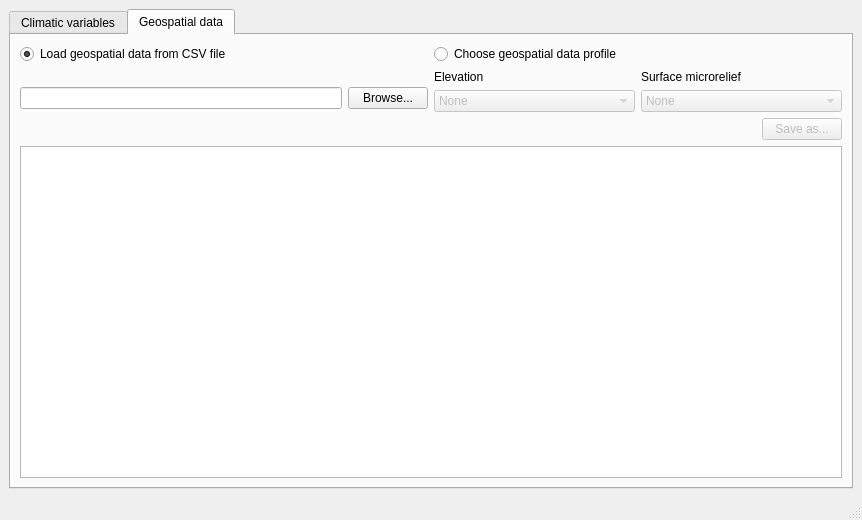
Before: the Qt Designer form mainwindow.ui in czertyaka/gaussian_dispersal, drawn with Qt 5.
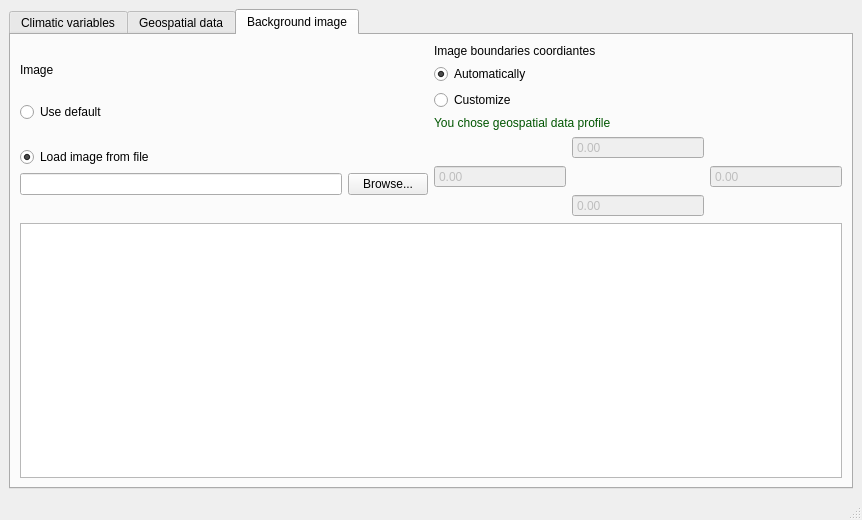
After: the same form once the commit is applied.

Commit message: GUI: background image tab

```diff
--- a/mainwindow.ui
+++ b/mainwindow.ui
@@ -21,7 +21,7 @@
        <bool>true</bool>
       </property>
       <property name="currentIndex">
-       <number>1</number>
+       <number>2</number>
       </property>
       <widget class="QWidget" name="tab">
        <attribute name="title">
@@ -351,6 +351,256 @@
         </item>
        </layout>
       </widget>
+      <widget class="QWidget" name="tab_3">
+       <attribute name="title">
+        <string>Background image</string>
+       </attribute>
+       <layout class="QVBoxLayout" name="verticalLayout_7">
+        <item>
+         <layout class="QHBoxLayout" name="horizontalLayout_4">
+          <item>
+           <layout class="QVBoxLayout" name="verticalLayout_6">
+            <item>
+             <widget class="QLabel" name="label_5">
+              <property name="sizePolicy">
+               <sizepolicy hsizetype="Preferred" vsizetype="Maximum">
+                <horstretch>0</horstretch>
+                <verstretch>0</verstretch>
+               </sizepolicy>
+              </property>
+              <property name="text">
+               <string>Image</string>
+              </property>
+             </widget>
+            </item>
+            <item>
+             <widget class="QRadioButton" name="radioButton_7">
+              <property name="sizePolicy">
+               <sizepolicy hsizetype="Minimum" vsizetype="Maximum">
+                <horstretch>0</horstretch>
+                <verstretch>0</verstretch>
+               </sizepolicy>
+              </property>
+              <property name="text">
+               <string>Use default</string>
+              </property>
+              <attribute name="buttonGroup">
+               <string notr="true">buttonGroup</string>
+              </attribute>
+             </widget>
+            </item>
+            <item>
+             <layout class="QVBoxLayout" name="verticalLayout_5">
+              <item>
+               <widget class="QRadioButton" name="radioButton_8">
+                <property name="enabled">
+                 <bool>true</bool>
+                </property>
+                <property name="sizePolicy">
+                 <sizepolicy hsizetype="Minimum" vsizetype="Maximum">
+                  <horstretch>0</horstretch>
+                  <verstretch>0</verstretch>
+                 </sizepolicy>
+                </property>
+                <property name="text">
+                 <string>Load image from file</string>
+                </property>
+                <property name="checked">
+                 <bool>true</bool>
+                </property>
+                <attribute name="buttonGroup">
+                 <string notr="true">buttonGroup</string>
+                </attribute>
+               </widget>
+              </item>
+              <item>
+               <layout class="QHBoxLayout" name="horizontalLayout_3">
+                <item>
+                 <widget class="QLineEdit" name="lineEdit_3">
+                  <property name="sizePolicy">
+                   <sizepolicy hsizetype="Minimum" vsizetype="Fixed">
+                    <horstretch>60</horstretch>
+                    <verstretch>0</verstretch>
+                   </sizepolicy>
+                  </property>
+                 </widget>
+                </item>
+                <item>
+                 <widget class="QPushButton" name="pushButton_5">
+                  <property name="sizePolicy">
+                   <sizepolicy hsizetype="Fixed" vsizetype="Fixed">
+                    <horstretch>60</horstretch>
+                    <verstretch>0</verstretch>
+                   </sizepolicy>
+                  </property>
+                  <property name="text">
+                   <string>Browse...</string>
+                  </property>
+                 </widget>
+                </item>
+               </layout>
+              </item>
+             </layout>
+            </item>
+           </layout>
+          </item>
+          <item>
+           <layout class="QVBoxLayout" name="verticalLayout_3">
+            <item>
+             <widget class="QLabel" name="label_4">
+              <property name="text">
+               <string>Image boundaries coordiantes</string>
+              </property>
+             </widget>
+            </item>
+            <item>
+             <widget class="QRadioButton" name="radioButton_6">
+              <property name="text">
+               <string>Automatically</string>
+              </property>
+              <property name="checked">
+               <bool>true</bool>
+              </property>
+              <attribute name="buttonGroup">
+               <string notr="true">buttonGroup_2</string>
+              </attribute>
+             </widget>
+            </item>
+            <item>
+             <layout class="QVBoxLayout" name="verticalLayout_4">
+              <item>
+               <widget class="QRadioButton" name="radioButton_5">
+                <property name="text">
+                 <string>Customize</string>
+                </property>
+                <attribute name="buttonGroup">
+                 <string notr="true">buttonGroup_2</string>
+                </attribute>
+               </widget>
+              </item>
+              <item>
+               <widget class="QLabel" name="label_3">
+                <property name="enabled">
+                 <bool>true</bool>
+                </property>
+                <property name="text">
+                 <string>&lt;html&gt;&lt;head/&gt;&lt;body&gt;&lt;p&gt;&lt;span style=&quot; color:#005500;&quot;&gt;You chose geospatial data profile&lt;/span&gt;&lt;/p&gt;&lt;/body&gt;&lt;/html&gt;</string>
+                </property>
+                <property name="textFormat">
+                 <enum>Qt::RichText</enum>
+                </property>
+               </widget>
+              </item>
+              <item>
+               <layout class="QGridLayout" name="gridLayout_9">
+                <item row="1" column="0">
+                 <widget class="QDoubleSpinBox" name="doubleSpinBox_2">
+                  <property name="enabled">
+                   <bool>false</bool>
+                  </property>
+                  <property name="sizePolicy">
+                   <sizepolicy hsizetype="Preferred" vsizetype="Fixed">
+                    <horstretch>0</horstretch>
+                    <verstretch>0</verstretch>
+                   </sizepolicy>
+                  </property>
+                  <property name="frame">
+                   <bool>true</bool>
+                  </property>
+                  <property name="buttonSymbols">
+                   <enum>QAbstractSpinBox::NoButtons</enum>
+                  </property>
+                  <property name="specialValueText">
+                   <string/>
+                  </property>
+                 </widget>
+                </item>
+                <item row="0" column="1">
+                 <widget class="QDoubleSpinBox" name="doubleSpinBox">
+                  <property name="enabled">
+                   <bool>false</bool>
+                  </property>
+                  <property name="sizePolicy">
+                   <sizepolicy hsizetype="Preferred" vsizetype="Fixed">
+                    <horstretch>0</horstretch>
+                    <verstretch>0</verstretch>
+                   </sizepolicy>
+                  </property>
+                  <property name="frame">
+                   <bool>true</bool>
+                  </property>
+                  <property name="buttonSymbols">
+                   <enum>QAbstractSpinBox::NoButtons</enum>
+                  </property>
+                  <property name="specialValueText">
+                   <string/>
+                  </property>
+                 </widget>
+                </item>
+                <item row="1" column="2">
+                 <widget class="QDoubleSpinBox" name="doubleSpinBox_3">
+                  <property name="enabled">
+                   <bool>false</bool>
+                  </property>
+                  <property name="sizePolicy">
+                   <sizepolicy hsizetype="Preferred" vsizetype="Fixed">
+                    <horstretch>0</horstretch>
+                    <verstretch>0</verstretch>
+                   </sizepolicy>
+                  </property>
+                  <property name="frame">
+                   <bool>true</bool>
+                  </property>
+                  <property name="buttonSymbols">
+                   <enum>QAbstractSpinBox::NoButtons</enum>
+                  </property>
+                  <property name="specialValueText">
+                   <string/>
+                  </property>
+                 </widget>
+                </item>
+                <item row="2" column="1">
+                 <widget class="QDoubleSpinBox" name="doubleSpinBox_4">
+                  <property name="enabled">
+                   <bool>false</bool>
+                  </property>
+                  <property name="sizePolicy">
+                   <sizepolicy hsizetype="Preferred" vsizetype="Fixed">
+                    <horstretch>0</horstretch>
+                    <verstretch>0</verstretch>
+                   </sizepolicy>
+                  </property>
+                  <property name="frame">
+                   <bool>true</bool>
+                  </property>
+                  <property name="buttonSymbols">
+                   <enum>QAbstractSpinBox::NoButtons</enum>
+                  </property>
+                  <property name="specialValueText">
+                   <string/>
+                  </property>
+                 </widget>
+                </item>
+               </layout>
+              </item>
+             </layout>
+            </item>
+           </layout>
+          </item>
+         </layout>
+        </item>
+        <item>
+         <widget class="QGraphicsView" name="graphicsView_3">
+          <property name="sizePolicy">
+           <sizepolicy hsizetype="Expanding" vsizetype="MinimumExpanding">
+            <horstretch>0</horstretch>
+            <verstretch>0</verstretch>
+           </sizepolicy>
+          </property>
+         </widget>
+        </item>
+       </layout>
+      </widget>
      </widget>
     </item>
    </layout>
```
Left out of the diff: 156 changed lines with no effect on the pictures. The commit also changes 1 other file.
